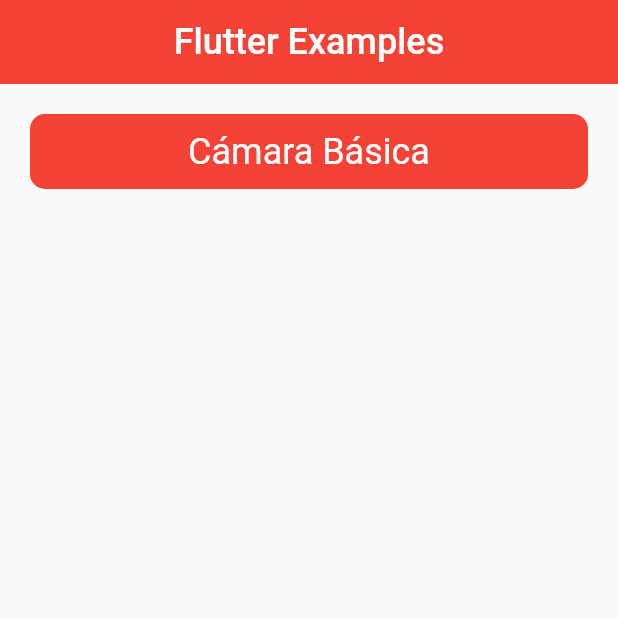
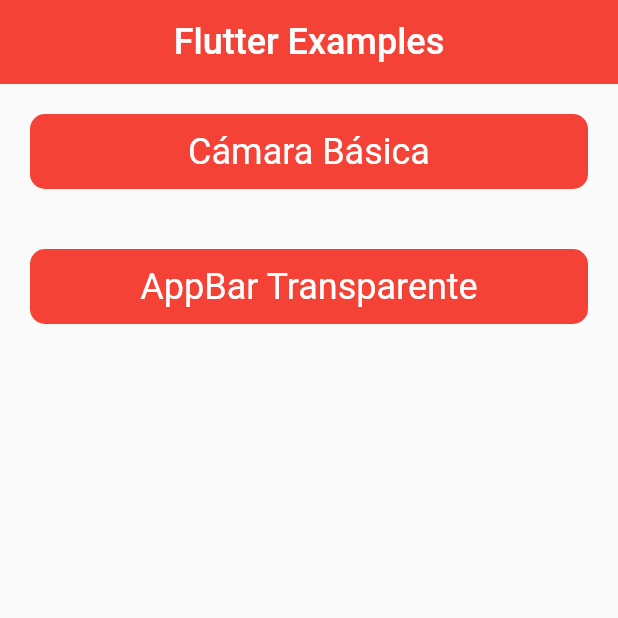
Before and after one commit to gutoccs/flutter_examples, a Flutter app: the screen it shows after launch, on a phone screen of 412 x 824 dp, the top half of it. Run offline on Flutter 3.47's test engine with Material 2 defaults, Android fonts, the phone set to English and light mode, and no system bars; our stand-ins replace image_picker.

Commit message:
Transparent AppBar

```diff
--- a/lib/pages/home_page.dart
+++ b/lib/pages/home_page.dart
@@ -15,6 +15,10 @@
           const MenuButton(
             page: 'basic_cam',
             textPage: 'Cámara Básica',
+          ),
+          const MenuButton(
+            page: 'transparent_app_bar',
+            textPage: 'AppBar Transparente',
           ),
         ],
       ),
--- a/lib/routes/routes.dart
+++ b/lib/routes/routes.dart
@@ -1,10 +1,13 @@
 import 'package:flutter/material.dart';
 import 'package:flutter_examples/pages/home_page.dart';
 import 'package:flutter_examples/basic_cam/main_basic_cam.dart';
+import 'package:flutter_examples/transparent_appbar/main_transparent_app_bar.dart';
 
 Map<String, WidgetBuilder> getApplicationsRoutes() {
   return <String, WidgetBuilder>{
     'home': (BuildContext context) => const HomePage(),
     'basic_cam': (BuildContext context) => const MainBasicCam(),
+    'transparent_app_bar': (BuildContext context) =>
+        const MainTransparentAppBar(),
   };
 }
```
Also changed, not shown: lib/transparent_appbar/main_transparent_app_bar.dart (added, +31 -0 lines).
